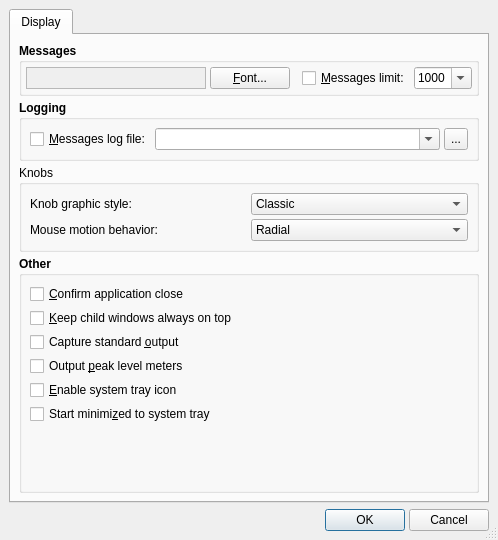
This is src/qsynthOptionsForm.ui in rncbc/qsynth as Qt 5 draws it before an edit. The edited form follows.
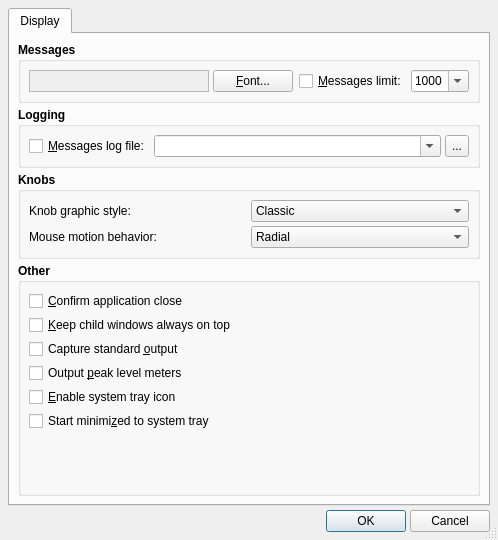
This is the edited form. Icons and pictures are not drawn.

Commit message: - Fixed tranlations override, options dialog layout and font strength in new knobs section and updated the changelog.

Diff of the .ui file:
```diff
--- a/src/qsynthOptionsForm.ui
+++ b/src/qsynthOptionsForm.ui
@@ -45,21 +45,6 @@
    <bool>true</bool>
   </property>
   <layout class="QVBoxLayout" >
-   <property name="spacing" >
-    <number>6</number>
-   </property>
-   <property name="leftMargin" >
-    <number>9</number>
-   </property>
-   <property name="topMargin" >
-    <number>9</number>
-   </property>
-   <property name="rightMargin" >
-    <number>9</number>
-   </property>
-   <property name="bottomMargin" >
-    <number>9</number>
-   </property>
    <item>
     <widget class="QTabWidget" name="OptionsTabWidget" >
      <widget class="QWidget" name="DisplayTabPage" >
@@ -82,21 +67,6 @@
           <bool>true</bool>
          </property>
          <layout class="QHBoxLayout" >
-          <property name="spacing" >
-           <number>4</number>
-          </property>
-          <property name="leftMargin" >
-           <number>4</number>
-          </property>
-          <property name="topMargin" >
-           <number>4</number>
-          </property>
-          <property name="rightMargin" >
-           <number>4</number>
-          </property>
-          <property name="bottomMargin" >
-           <number>4</number>
-          </property>
           <item>
            <widget class="QLabel" name="MessagesFontTextLabel" >
             <property name="sizePolicy" >
@@ -267,24 +237,6 @@
           <bool>true</bool>
          </property>
          <layout class="QGridLayout" >
-          <property name="leftMargin" >
-           <number>8</number>
-          </property>
-          <property name="topMargin" >
-           <number>8</number>
-          </property>
-          <property name="rightMargin" >
-           <number>8</number>
-          </property>
-          <property name="bottomMargin" >
-           <number>8</number>
-          </property>
-          <property name="horizontalSpacing" >
-           <number>4</number>
-          </property>
-          <property name="verticalSpacing" >
-           <number>4</number>
-          </property>
           <item row="0" column="1" colspan="3" >
            <widget class="QComboBox" name="MessagesLogPathComboBox" >
             <property name="sizePolicy" >
@@ -361,7 +313,13 @@
         </widget>
        </item>
        <item>
-        <widget class="QGroupBox" name="groupBox" >
+        <widget class="QGroupBox" name="KnobsGroupBox" >
+         <property name="font" >
+          <font>
+           <weight>75</weight>
+           <bold>true</bold>
+          </font>
+         </property>
          <property name="title" >
           <string>Knobs</string>
          </property>
@@ -371,6 +329,12 @@
          <layout class="QGridLayout" >
           <item row="0" column="0" >
            <widget class="QLabel" name="KnobStyleLabel" >
+            <property name="font" >
+             <font>
+              <weight>50</weight>
+              <bold>false</bold>
+             </font>
+            </property>
             <property name="text" >
              <string>Knob graphic style:</string>
             </property>
@@ -381,6 +345,12 @@
           </item>
           <item row="0" column="1" >
            <widget class="QComboBox" name="KnobStyleComboBox" >
+            <property name="font" >
+             <font>
+              <weight>50</weight>
+              <bold>false</bold>
+             </font>
+            </property>
             <property name="toolTip" >
              <string>Graphic style for knobs</string>
             </property>
@@ -408,6 +378,12 @@
           </item>
           <item row="1" column="0" >
            <widget class="QLabel" name="KnobMouseMotionLabel" >
+            <property name="font" >
+             <font>
+              <weight>50</weight>
+              <bold>false</bold>
+             </font>
+            </property>
             <property name="text" >
              <string>Mouse motion behavior:</string>
             </property>
@@ -418,6 +394,12 @@
           </item>
           <item row="1" column="1" >
            <widget class="QComboBox" name="KnobMouseMotionComboBox" >
+            <property name="font" >
+             <font>
+              <weight>50</weight>
+              <bold>false</bold>
+             </font>
+            </property>
             <property name="toolTip" >
              <string>Mouse motion behavior for knobs</string>
             </property>
@@ -580,8 +562,8 @@
             </property>
             <property name="sizeHint" >
              <size>
-              <width>436</width>
-              <height>101</height>
+              <width>20</width>
+              <height>20</height>
              </size>
             </property>
            </spacer>
@@ -595,21 +577,6 @@
    </item>
    <item>
     <layout class="QHBoxLayout" >
-     <property name="spacing" >
-      <number>4</number>
-     </property>
-     <property name="leftMargin" >
-      <number>0</number>
-     </property>
-     <property name="topMargin" >
-      <number>0</number>
-     </property>
-     <property name="rightMargin" >
-      <number>0</number>
-     </property>
-     <property name="bottomMargin" >
-      <number>0</number>
-     </property>
      <item>
       <spacer>
        <property name="orientation" >
```
Left out of the diff: 1 changed line with no effect on the pictures. The commit also changes 6 other files.
